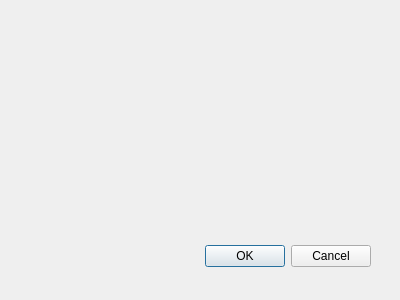
Above: CasseNoisette/CasseNoisette/GenerateDictionaryDialog.ui from raphaeldore/Casse-Noisette before the change. Below: the same form after it.
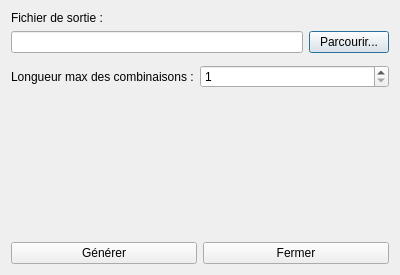
That is the form after the change. Custom widgets are drawn as their Qt base class.

Commit message: GenerateDictionaryDialog : On peut maintenant générer des dictionnaire à partir de l'interface.

Patch:
```diff
--- a/CasseNoisette/CasseNoisette/GenerateDictionaryDialog.ui
+++ b/CasseNoisette/CasseNoisette/GenerateDictionaryDialog.ui
@@ -10,29 +10,123 @@
     <x>0</x>
     <y>0</y>
     <width>400</width>
-    <height>300</height>
+    <height>275</height>
    </rect>
   </property>
+  <property name="sizePolicy">
+   <sizepolicy hsizetype="Fixed" vsizetype="Fixed">
+    <horstretch>0</horstretch>
+    <verstretch>0</verstretch>
+   </sizepolicy>
+  </property>
+  <property name="minimumSize">
+   <size>
+    <width>400</width>
+    <height>275</height>
+   </size>
+  </property>
+  <property name="maximumSize">
+   <size>
+    <width>400</width>
+    <height>275</height>
+   </size>
+  </property>
   <property name="windowTitle">
    <string>Dialog</string>
   </property>
-  <widget class="QDialogButtonBox" name="buttonBox">
-   <property name="geometry">
-    <rect>
-     <x>30</x>
-     <y>240</y>
-     <width>341</width>
-     <height>32</height>
-    </rect>
-   </property>
-   <property name="orientation">
-    <enum>Qt::Horizontal</enum>
-   </property>
-   <property name="standardButtons">
-    <set>QDialogButtonBox::Cancel|QDialogButtonBox::Ok</set>
-   </property>
-  </widget>
+  <property name="modal">
+   <bool>true</bool>
+  </property>
+  <layout class="QVBoxLayout" name="verticalLayout">
+   <item>
+    <widget class="QLabel" name="label">
+     <property name="text">
+      <string>Fichier de sortie :</string>
+     </property>
+    </widget>
+   </item>
+   <item>
+    <layout class="QHBoxLayout" name="horizontalLayout_2">
+     <item>
+      <widget class="QLineEdit" name="txtDictionaryFileName"/>
+     </item>
+     <item>
+      <widget class="QPushButton" name="btnDictionaryFileName">
+       <property name="text">
+        <string>Parcourir...</string>
+       </property>
+      </widget>
+     </item>
+    </layout>
+   </item>
+   <item>
+    <widget class="CharsetSelector" name="charsetSelectorWidget" native="true"/>
+   </item>
+   <item>
+    <layout class="QFormLayout" name="formLayout">
+     <property name="fieldGrowthPolicy">
+      <enum>QFormLayout::AllNonFixedFieldsGrow</enum>
+     </property>
+     <item row="0" column="0">
+      <widget class="QLabel" name="lblMaxPwdLenght">
+       <property name="text">
+        <string>Longueur max des combinaisons :</string>
+       </property>
+      </widget>
+     </item>
+     <item row="0" column="1">
+      <widget class="QSpinBox" name="spinMaxCombinationLength">
+       <property name="minimum">
+        <number>1</number>
+       </property>
+       <property name="maximum">
+        <number>10</number>
+       </property>
+      </widget>
+     </item>
+    </layout>
+   </item>
+   <item>
+    <spacer name="verticalSpacer">
+     <property name="orientation">
+      <enum>Qt::Vertical</enum>
+     </property>
+     <property name="sizeHint" stdset="0">
+      <size>
+       <width>20</width>
+       <height>40</height>
+      </size>
+     </property>
+    </spacer>
+   </item>
+   <item>
+    <layout class="QHBoxLayout" name="horizontalLayout">
+     <item>
+      <widget class="QPushButton" name="btnGenerateDictionary">
+       <property name="text">
+        <string>Générer</string>
+       </property>
+      </widget>
+     </item>
+     <item>
+      <widget class="QPushButton" name="btnCloseDialog">
+       <property name="text">
+        <string>Fermer</string>
+       </property>
+      </widget>
+     </item>
+    </layout>
+   </item>
+  </layout>
  </widget>
+ <customwidgets>
+  <customwidget>
+   <class>CharsetSelector</class>
+   <extends>QWidget</extends>
+   <header>CharsetSelector.h</header>
+   <container>1</container>
+  </customwidget>
+ </customwidgets>
  <resources/>
  <connections>
   <connection>
```
Left out of the diff: 37 changed lines with no effect on the pictures. The commit also changes 2 other files.
